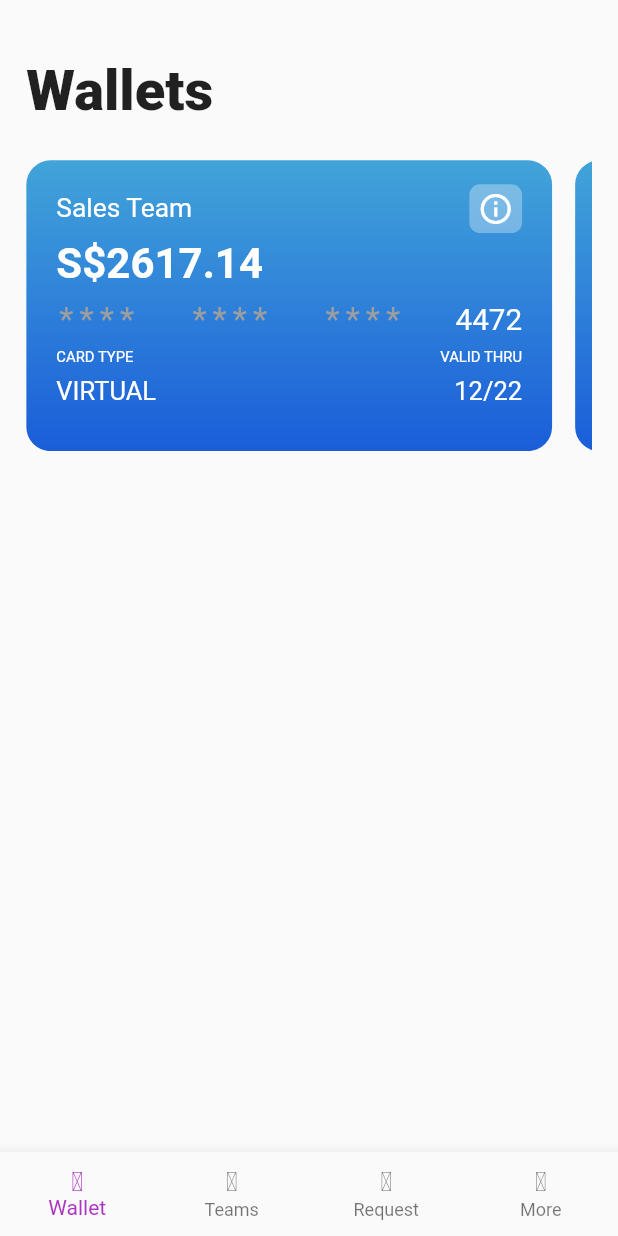
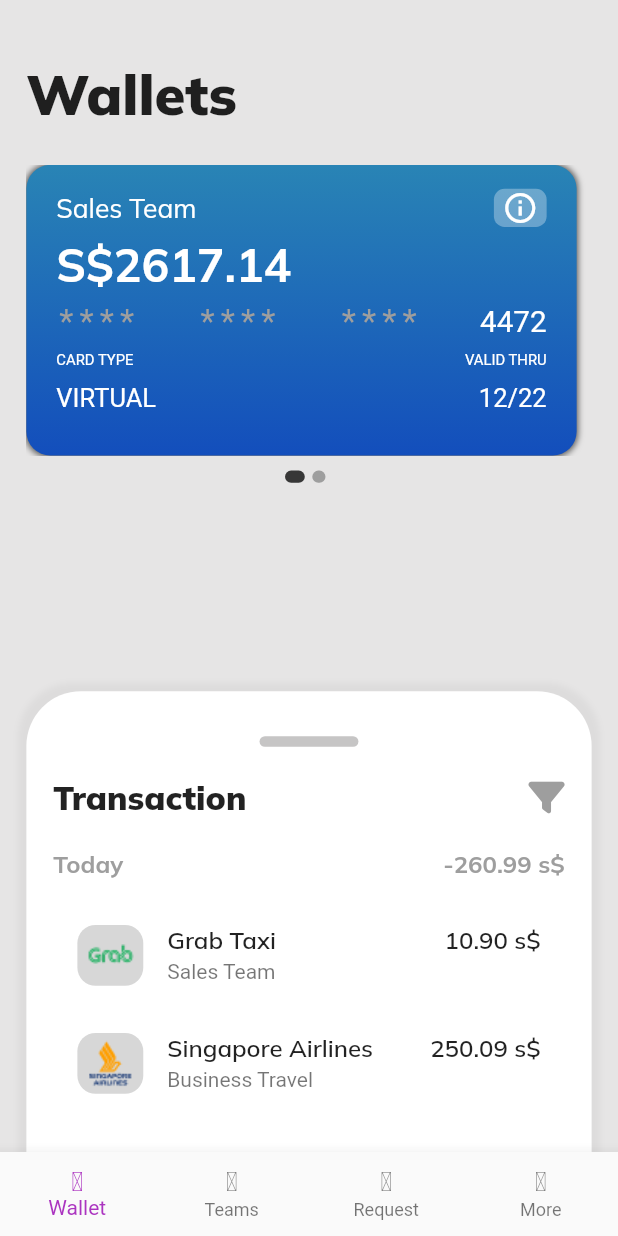
Before and after one commit to sanjay-023/walletapp, a Flutter app: the screen it shows after launch, on a phone screen of 412 x 824 dp. Run offline on Flutter 3.47's test engine with Material 2 defaults, Android fonts, the phone set to English and light mode, and no system bars; our stand-ins replace flutter_screenutil, font_awesome_flutter, get, google_fonts; Roboto replaces fonts that are missing (OCR A Extended).

Commit message:
ui completed

```diff
--- a/lib/app/modules/wallet/controllers/wallet_controller.dart
+++ b/lib/app/modules/wallet/controllers/wallet_controller.dart
@@ -1,20 +1,39 @@
+import 'package:flutter/cupertino.dart';
 import 'package:get/get.dart';
+import 'package:walletapp/app/modules/wallet/views/widget/colors.dart';
+import 'package:walletapp/app/modules/wallet/views/widget/credit_card_widget.dart';
 
 class WalletController extends GetxController {
-  //TODO: Implement WalletController
+  // //TODO: Implement WalletController
 
-  final count = 0.obs;
-  @override
-  void onInit() {
-    super.onInit();
+  // final count = 0.obs;
+  // @override
+  // void onInit() {
+  //   super.onInit();
+  // }
+
+  // @override
+  // void onReady() {
+  //   super.onReady();
+  // }
+
+  // @override
+  // void onClose() {}
+  // void increment() => count.value++;
+
+  List cardList = [
+    CreditCardWidget(
+        colorOne: CustomColor.cardoneColorone,
+        colorTwo: CustomColor.cardoneColorTwo),
+    CreditCardWidget(
+        colorOne: CustomColor.cardTwoColorOne,
+        colorTwo: CustomColor.cardTwoColorTwo)
+  ];
+  int currentCard = 0;
+  final PageController pageController = PageController(initialPage: 0);
+
+  changePageIndex(newIndex) {
+    currentCard = newIndex;
+    update();
   }
-
-  @override
-  void onReady() {
-    super.onReady();
-  }
-
-  @override
-  void onClose() {}
-  void increment() => count.value++;
 }
--- a/lib/app/modules/wallet/views/wallet_view.dart
+++ b/lib/app/modules/wallet/views/wallet_view.dart
@@ -2,18 +2,24 @@ import 'package:flutter/material.dart';
 import 'package:flutter_screenutil/flutter_screenutil.dart';
 
 import 'package:get/get.dart';
-import 'package:walletapp/app/modules/wallet/views/widget/credit_card_widget.dart';
+import 'package:google_fonts/google_fonts.dart';
+import 'package:walletapp/app/modules/wallet/views/widget/bottom_sheet_widget.dart';
+import 'package:walletapp/app/modules/wallet/views/widget/dot_indicator_widget.dart';
 
 import '../controllers/wallet_controller.dart';
 
 class WalletView extends GetView<WalletController> {
+  final walletController = Get.put(WalletController());
   @override
   Widget build(BuildContext context) {
     return Scaffold(
+        backgroundColor: Color.fromARGB(255, 230, 229, 229),
         body: SafeArea(
             child: Padding(
           padding: EdgeInsets.symmetric(horizontal: 16.w),
-      child: Column(
+          child: Stack(
+            children: [
+              Column(
                 children: [
                   SizedBox(
                     height: 38.h,
@@ -22,25 +28,47 @@ class WalletView extends GetView<WalletController> {
                     children: [
                       Text(
                         "Wallets",
-                style: TextStyle(fontWeight: FontWeight.w900, fontSize: 34.sp),
+                        style: GoogleFonts.mulish(
+                            textStyle: TextStyle(
+                                fontWeight: FontWeight.w900, fontSize: 34.sp)),
                       ),
                     ],
                   ),
                   SizedBox(
                     height: 24.h,
                   ),
-          SingleChildScrollView(
+                  Container(
+                    height: 191.h,
+                    child: PageView.builder(
+                      itemBuilder: (context, index) {
+                        return walletController.cardList[index];
+                      },
+                      itemCount: walletController.cardList.length,
+                      controller: walletController.pageController,
                       scrollDirection: Axis.horizontal,
+                      onPageChanged: walletController.changePageIndex,
+                    ),
+                  ),
+                  GetBuilder<WalletController>(builder: (controller) {
+                    return Padding(
+                      padding: const EdgeInsets.symmetric(vertical: 10),
                       child: Row(
+                        mainAxisAlignment: MainAxisAlignment.center,
                         children: [
-                CreditCardWidget(),
-                SizedBox(
-                  width: 14.w,
-                ),
-                CreditCardWidget()
+                          for (int i = 0;
+                              i < walletController.cardList.length;
+                              i++)
+                            if (walletController.currentCard == i)
+                              DotIndicator(isActive: true)
+                            else
+                              DotIndicator(isActive: false)
                         ],
                       ),
+                    );
+                  }),
+                ],
               ),
+              TransactionSheet()
             ],
           ),
         )));
--- /dev/null
+++ b/lib/app/modules/wallet/views/widget/bottom_sheet_widget.dart
@@ -0,0 +1,165 @@
+import 'package:flutter/material.dart';
+import 'package:flutter_screenutil/flutter_screenutil.dart';
+import 'package:font_awesome_flutter/font_awesome_flutter.dart';
+import 'package:google_fonts/google_fonts.dart';
+
+class TransactionSheet extends StatelessWidget {
+  const TransactionSheet({Key? key}) : super(key: key);
+
+  @override
+  Widget build(BuildContext context) {
+    return DraggableScrollableSheet(
+        initialChildSize: 0.4,
+        minChildSize: 0.4,
+        maxChildSize: 0.5,
+        builder: ((context, scrollController) {
+          return Container(
+            decoration: BoxDecoration(
+                color: Colors.white,
+                borderRadius: BorderRadius.only(
+                    topLeft: Radius.circular(36.r),
+                    topRight: Radius.circular(36.r)),
+                boxShadow: [
+                  BoxShadow(
+                      color: Color.fromARGB(10, 0, 0, 0),
+                      blurRadius: 3,
+                      spreadRadius: 5)
+                ]),
+            child: Padding(
+              padding: const EdgeInsets.only(top: 30),
+              child: ListView.builder(
+                physics: BouncingScrollPhysics(),
+                controller: scrollController,
+                itemBuilder: (context, index) {
+                  if (index == 0) {
+                    return Column(
+                      children: [
+                        Row(
+                          mainAxisAlignment: MainAxisAlignment.center,
+                          children: [
+                            Container(
+                              height: 7.h,
+                              width: 60.w,
+                              decoration: BoxDecoration(
+                                color: Color.fromARGB(255, 198, 197, 197),
+                                borderRadius: BorderRadius.circular(4.r),
+                              ),
+                            ),
+                          ],
+                        ),
+                        Padding(
+                          padding: const EdgeInsets.symmetric(
+                              horizontal: 18, vertical: 20),
+                          child: Row(
+                            mainAxisAlignment: MainAxisAlignment.spaceBetween,
+                            children: [
+                              Text(
+                                "Transaction",
+                                style: GoogleFonts.mulish(
+                                    textStyle: TextStyle(
+                                        fontWeight: FontWeight.w900,
+                                        fontSize: 20.sp)),
+                              ),
+                              FaIcon(
+                                FontAwesomeIcons.filter,
+                                color: Colors.grey,
+                              )
+                            ],
+                          ),
+                        )
+                      ],
+                    );
+                  }
+                  return Padding(
+                    padding: const EdgeInsets.symmetric(horizontal: 18),
+                    child: Column(
+                      children: [
+                        Padding(
+                          padding: const EdgeInsets.only(bottom: 15),
+                          child: Row(
+                            mainAxisAlignment: MainAxisAlignment.spaceBetween,
+                            children: [
+                              Text(
+                                "Today",
+                                style: GoogleFonts.mulish(
+                                    textStyle: TextStyle(
+                                        fontSize: 16,
+                                        fontWeight: FontWeight.w700,
+                                        color: Colors.grey)),
+                              ),
+                              Text("-260.99 s\$",
+                                  style: GoogleFonts.mulish(
+                                      textStyle: TextStyle(
+                                          fontSize: 16,
+                                          fontWeight: FontWeight.w700,
+                                          color: Colors.grey)))
+                            ],
+                          ),
+                        ),
+                        ListTile(
+                            leading: Container(
+                              height: 40.h,
+                              width: 40.w,
+                              decoration: BoxDecoration(
+                                  color: Color.fromARGB(255, 215, 215, 215),
+                                  borderRadius: BorderRadius.circular(12.r)),
+                              child: Image(
+                                  image: AssetImage("asset/images/logo_1.png")),
+                            ),
+                            title: Row(
+                              mainAxisAlignment: MainAxisAlignment.spaceBetween,
+                              children: [
+                                Text(
+                                  "Grab Taxi",
+                                  style: GoogleFonts.mulish(
+                                      textStyle: TextStyle(
+                                          fontSize: 16,
+                                          fontWeight: FontWeight.w600)),
+                                ),
+                                Text(
+                                  "10.90 s\$",
+                                  style: GoogleFonts.mulish(
+                                      textStyle: TextStyle(
+                                          fontSize: 16,
+                                          fontWeight: FontWeight.w600)),
+                                )
+                              ],
+                            ),
+                            subtitle: Text("Sales Team")),
+                        ListTile(
+                          leading: Container(
+                              height: 40.h,
+                              width: 40.w,
+                              child: Image(
+                                  image: AssetImage("asset/images/logo_2.png")),
+                              decoration: BoxDecoration(
+                                  color: Color.fromARGB(255, 215, 215, 215),
+                                  borderRadius: BorderRadius.circular(12.r))),
+                          title: Row(
+                            mainAxisAlignment: MainAxisAlignment.spaceBetween,
+                            children: [
+                              Text("Singapore Airlines",
+                                  style: GoogleFonts.mulish(
+                                      textStyle: TextStyle(
+                                          fontSize: 16,
+                                          fontWeight: FontWeight.w600))),
+                              Text("250.09 s\$",
+                                  style: GoogleFonts.mulish(
+                                      textStyle: TextStyle(
+                                          fontSize: 16,
+                                          fontWeight: FontWeight.w600)))
+                            ],
+                          ),
+                          subtitle: Text("Business Travel"),
+                        ),
+                      ],
+                    ),
+                  );
+                },
+                itemCount: 2,
+              ),
+            ),
+          );
+        }));
+  }
+}
--- /dev/null
+++ b/lib/app/modules/wallet/views/widget/colors.dart
@@ -0,0 +1,9 @@
+import 'package:flutter/material.dart';
+
+class CustomColor {
+  static final cardoneColorone = Color.fromARGB(255, 41, 132, 181);
+  static final cardoneColorTwo = Color.fromARGB(255, 19, 78, 188);
+
+  static final cardTwoColorOne = Color.fromARGB(255, 46, 45, 45);
+  static final cardTwoColorTwo = Color.fromARGB(255, 19, 19, 19);
+}
--- a/lib/app/modules/wallet/views/widget/credit_card_widget.dart
+++ b/lib/app/modules/wallet/views/widget/credit_card_widget.dart
@@ -1,34 +1,47 @@
 import 'package:flutter/material.dart';
 import 'package:flutter_screenutil/flutter_screenutil.dart';
+import 'package:google_fonts/google_fonts.dart';
 
 class CreditCardWidget extends StatelessWidget {
-  const CreditCardWidget({Key? key}) : super(key: key);
+  final Color colorOne;
+  final Color colorTwo;
+  CreditCardWidget({Key? key, required this.colorOne, required this.colorTwo})
+      : super(key: key);
 
   @override
   Widget build(BuildContext context) {
-    return Container(
+    return Padding(
+      padding: const EdgeInsets.only(right: 10),
+      child: Container(
         height: 191.h,
         width: 319.w,
         decoration: BoxDecoration(
+            boxShadow: [
+              BoxShadow(
+                  color: Color.fromARGB(157, 0, 0, 0),
+                  blurRadius: 3,
+                  spreadRadius: 0.5,
+                  offset: Offset.zero)
+            ],
             gradient: LinearGradient(
                 begin: Alignment.topCenter,
                 end: Alignment.bottomCenter,
-              colors: [
-                Color.fromARGB(255, 66, 164, 217),
-                Color.fromARGB(255, 26, 93, 217)
-              ]),
+                colors: [colorOne, colorTwo]),
             borderRadius: BorderRadius.circular(16)),
         child: Padding(
           padding: const EdgeInsets.only(top: 16, left: 20, right: 20),
           child: Column(
             children: [
-            Row(
+              Expanded(
+                child: Row(
                   mainAxisAlignment: MainAxisAlignment.spaceBetween,
                   children: [
-                Text(
-                  "Sales Team",
-                  style: TextStyle(fontSize: 16.sp, color: Colors.white),
-                ),
+                    Text("Sales Team",
+                        style: GoogleFonts.mulish(
+                            textStyle: TextStyle(
+                          fontSize: 16.sp,
+                          color: Colors.white,
+                        ))),
                     Container(
                       height: 32.h,
                       width: 32.w,
@@ -42,45 +55,60 @@ class CreditCardWidget extends StatelessWidget {
                     )
                   ],
                 ),
-            SizedBox(
-              height: 4.h,
               ),
-            Row(
+              // SizedBox(
+              //   height: 4.h,
+              // ),
+              Expanded(
+                flex: 2,
+                child: Row(
                   children: [
                     Text('S\$2617.14',
-                    style: TextStyle(
+                        style: GoogleFonts.mulish(
+                            textStyle: TextStyle(
                                 color: Colors.white,
-                        fontSize: 28,
-                        fontWeight: FontWeight.w700)),
+                                fontSize: 28.sp,
+                                fontWeight: FontWeight.w700))),
                   ],
                 ),
-            SizedBox(
-              height: 8.h,
               ),
-            Row(
+              // SizedBox(
+              //   height: 8.h,
+              // ),
+              Expanded(
+                child: Row(
                   mainAxisAlignment: MainAxisAlignment.spaceBetween,
                   children: [
                     Text(
                       "****",
                       style: TextStyle(
-                      color: Colors.grey, fontSize: 20.sp, letterSpacing: 4),
+                          color: Colors.grey,
+                          fontSize: 20.sp,
+                          letterSpacing: 4),
                     ),
                     Text("****",
                         style: TextStyle(
-                        color: Colors.grey, fontSize: 20.sp, letterSpacing: 4)),
+                            color: Colors.grey,
+                            fontSize: 20.sp,
+                            letterSpacing: 4)),
                     Text("****",
                         style: TextStyle(
-                        color: Colors.grey, fontSize: 20.sp, letterSpacing: 4)),
+                            color: Colors.grey,
+                            fontSize: 20.sp,
+                            letterSpacing: 4)),
                     Text("4472",
                         style: TextStyle(
                             color: Color.fromARGB(255, 255, 255, 255),
-                        fontSize: 18.sp))
+                            fontSize: 18.sp,
+                            fontFamily: "OCR A Extended"))
                   ],
                 ),
-            SizedBox(
-              height: 6.h,
               ),
-            Row(
+              // SizedBox(
+              //   height: 6.h,
+              // ),
+              Expanded(
+                child: Row(
                   mainAxisAlignment: MainAxisAlignment.spaceBetween,
                   children: [
                     Text(
@@ -93,23 +121,31 @@ class CreditCardWidget extends StatelessWidget {
                     )
                   ],
                 ),
-            SizedBox(
-              height: 6.h,
               ),
-            Row(
+              Expanded(
+                child: Row(
                   mainAxisAlignment: MainAxisAlignment.spaceBetween,
                   children: [
                     Text(
                       "VIRTUAL",
-                  style: TextStyle(color: Colors.white, fontSize: 17),
+                      style: TextStyle(
+                          color: Colors.white,
+                          fontSize: 17,
+                          fontFamily: "OCR A Extended"),
                     ),
                     Text(
                       "12/22",
-                  style: TextStyle(color: Colors.white, fontSize: 17),
+                      style: TextStyle(
+                          color: Colors.white,
+                          fontSize: 17,
+                          fontFamily: "OCR A Extended"),
                     )
                   ],
-            )
+                ),
+              ),
+              Expanded(child: SizedBox())
             ],
+          ),
         ),
       ),
     );
--- /dev/null
+++ b/lib/app/modules/wallet/views/widget/dot_indicator_widget.dart
@@ -0,0 +1,21 @@
+import 'package:flutter/material.dart';
+import 'package:flutter_screenutil/flutter_screenutil.dart';
+
+class DotIndicator extends StatelessWidget {
+  final bool isActive;
+  DotIndicator({Key? key, required this.isActive}) : super(key: key);
+
+  @override
+  Widget build(BuildContext context) {
+    return Padding(
+      padding: const EdgeInsets.only(right: 5),
+      child: Container(
+        height: 8.h,
+        width: isActive ? 12.w : 8.w,
+        decoration: BoxDecoration(
+            borderRadius: BorderRadius.circular(4.r),
+            color: isActive ? Color.fromARGB(255, 55, 55, 55) : Colors.grey),
+      ),
+    );
+  }
+}
```
Also changed, not shown: pubspec.yaml (+10 -0 lines), asset/font/OCRAEXT.TTF (added), asset/images/logo_1.png (added), asset/images/logo_2.png (added), pubspec.lock, 1 other file. Lines whose indentation alone changed are shown as unchanged.
